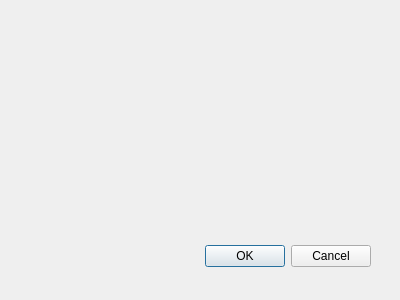
Above: metsa_mask_dialog_base.ui from mets-kaugseire/qgis-pistik-metsamask before the change. Below: the same form after it.
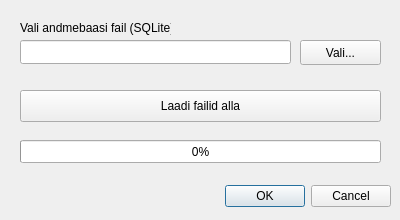
That is the form after the change.

```diff
--- a/metsa_mask_dialog_base.ui
+++ b/metsa_mask_dialog_base.ui
@@ -1,22 +1,22 @@
 <ui version="4.0" >
  <class>EestiMetsaMaskDialogBase</class>
- <widget class="QDialog" name="EestiMetsaMaskDialogBase" >
-  <property name="geometry" >
+ <widget class="QDialog" name="EestiMetsaMaskDialogBase">
+  <property name="geometry">
    <rect>
     <x>0</x>
     <y>0</y>
     <width>400</width>
-    <height>300</height>
+    <height>220</height>
    </rect>
   </property>
   <property name="windowTitle" >
    <string>Eesti metsamaski arvutus</string>
   </property>
-  <widget class="QDialogButtonBox" name="button_box" >
-   <property name="geometry" >
+  <widget class="QDialogButtonBox" name="button_box">
+   <property name="geometry">
     <rect>
-     <x>30</x>
-     <y>240</y>
+     <x>50</x>
+     <y>180</y>
      <width>341</width>
      <height>32</height>
     </rect>
@@ -28,6 +28,71 @@
     <set>QDialogButtonBox::Cancel|QDialogButtonBox::Ok</set>
    </property>
   </widget>
+  <widget class="QLineEdit" name="le_sqlite_path">
+   <property name="geometry">
+    <rect>
+     <x>20</x>
+     <y>40</y>
+     <width>271</width>
+     <height>24</height>
+    </rect>
+   </property>
+   <property name="readOnly">
+    <bool>true</bool>
+   </property>
+  </widget>
+  <widget class="QPushButton" name="btn_select_sqlite">
+   <property name="geometry">
+    <rect>
+     <x>300</x>
+     <y>40</y>
+     <width>81</width>
+     <height>25</height>
+    </rect>
+   </property>
+   <property name="text">
+    <string>Vali...</string>
+   </property>
+  </widget>
+  <widget class="QLabel" name="label">
+   <property name="geometry">
+    <rect>
+     <x>20</x>
+     <y>20</y>
+     <width>151</width>
+     <height>16</height>
+    </rect>
+   </property>
+   <property name="text">
+    <string>Vali andmebaasi fail (SQLite):</string>
+   </property>
+  </widget>
+  <widget class="QPushButton" name="btn_download">
+   <property name="geometry">
+    <rect>
+     <x>20</x>
+     <y>90</y>
+     <width>361</width>
+     <height>32</height>
+    </rect>
+   </property>
+   <property name="text">
+    <string>Laadi failid alla</string>
+   </property>
+  </widget>
+  <widget class="QProgressBar" name="progress_bar">
+   <property name="geometry">
+    <rect>
+     <x>20</x>
+     <y>140</y>
+     <width>361</width>
+     <height>23</height>
+    </rect>
+   </property>
+   <property name="value">
+    <number>0</number>
+   </property>
+  </widget>
  </widget>
  <resources/>
  <connections>
```
Left out of the diff: 27 changed lines with no effect on the pictures.
